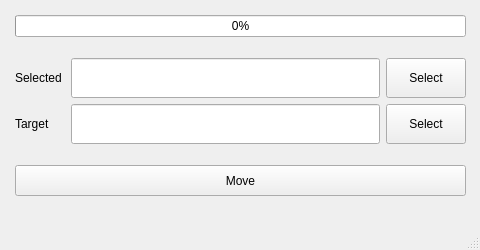
Old version of the form resources/ui/app_window.ui in the repository komastar-photo/PhotoSelector.
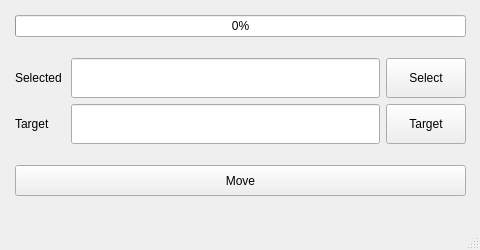
New version of the form.

Commit message: 타겟 경로 설정용 버튼 텍스트 수정

```diff
--- a/resources/ui/app_window.ui
+++ b/resources/ui/app_window.ui
@@ -237,7 +237,7 @@
           </sizepolicy>
          </property>
          <property name="text">
-          <string>Select</string>
+          <string>Target</string>
          </property>
         </widget>
        </item>
```
